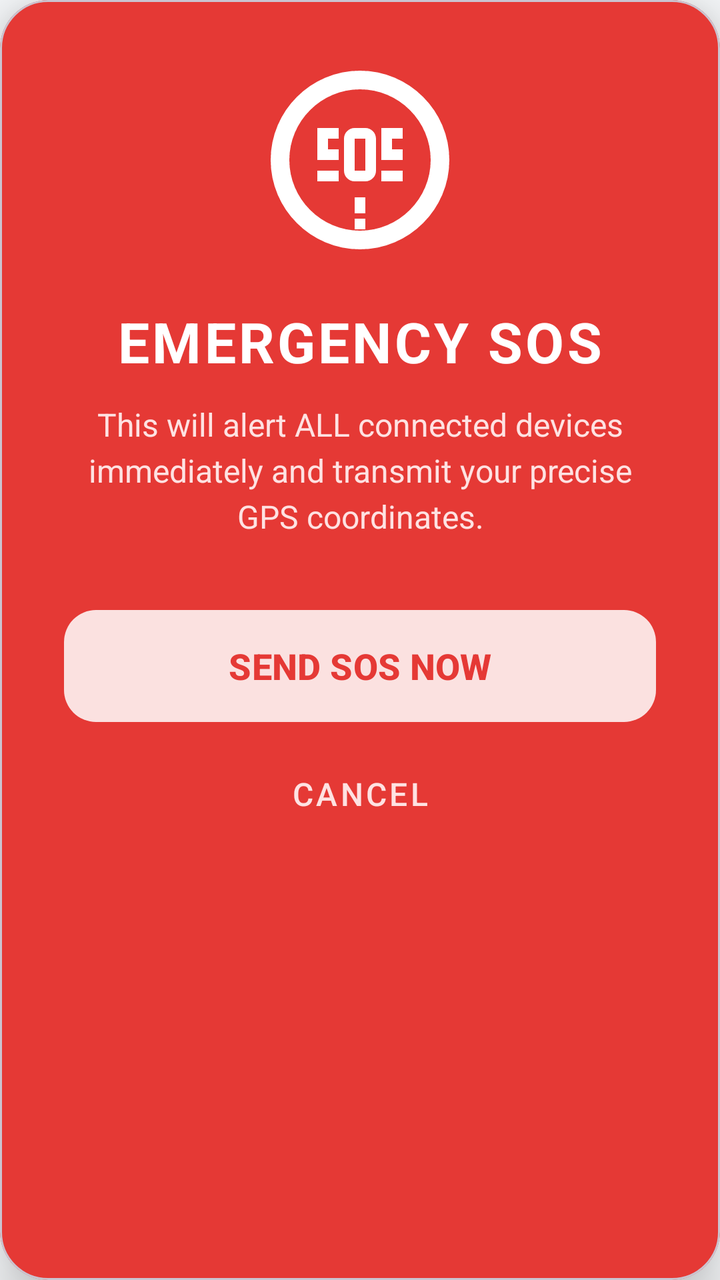
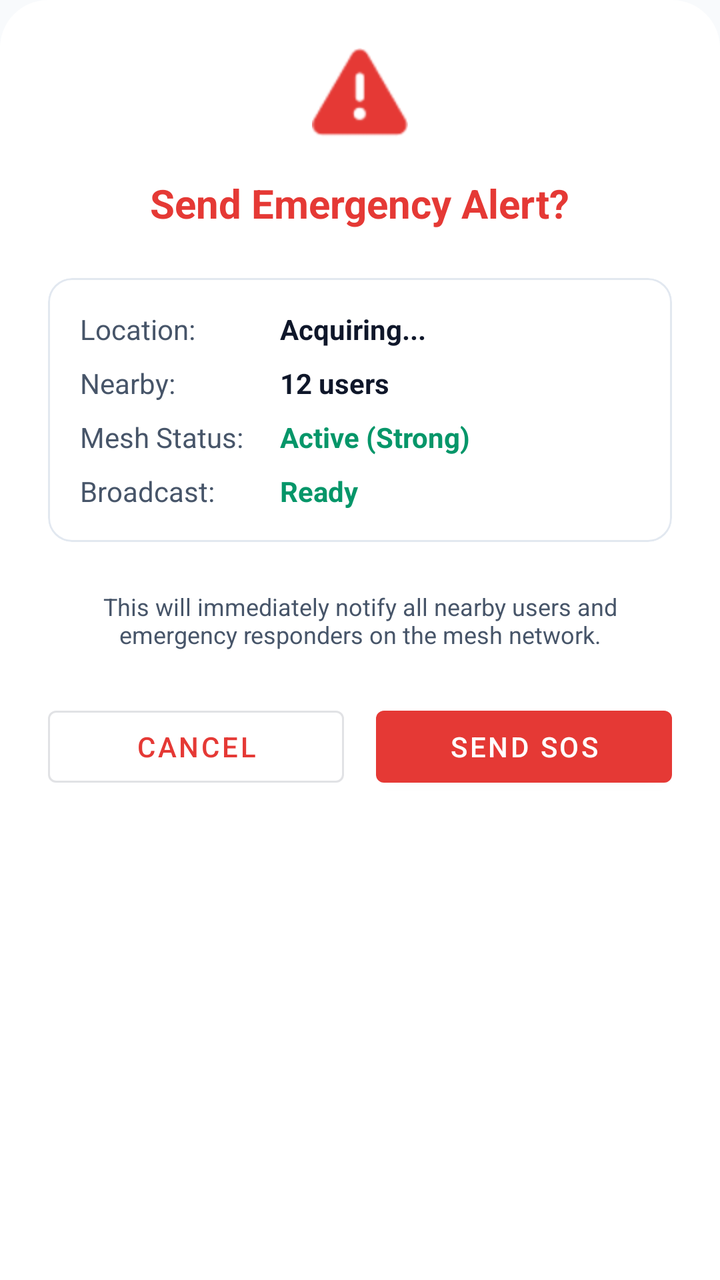

Screens rendered from an Android XML layout before and after an edit, with the pre-edit source and the edit as a unified diff.
<!-- AndroidManifest.xml: application theme Theme.DisasterComm -->
<!-- res/layout/dialog_sos_confirmation.xml -->
<?xml version="1.0" encoding="utf-8"?>
<com.google.android.material.card.MaterialCardView
    xmlns:android="http://schemas.android.com/apk/res/android"
    xmlns:app="http://schemas.android.com/apk/res-auto"
    android:layout_width="match_parent"
    android:layout_height="wrap_content"
    app:cardCornerRadius="24dp"
    app:cardElevation="16dp"
    app:cardBackgroundColor="@color/error">

    <LinearLayout
        android:layout_width="match_parent"
        android:layout_height="wrap_content"
        android:orientation="vertical"
        android:padding="32dp"
        android:gravity="center">

        
        <ImageView
            android:layout_width="96dp"
            android:layout_height="96dp"
            android:src="@drawable/ic_sos"
            app:tint="@color/white"
            android:contentDescription="Emergency"/>

        
        <TextView
            android:layout_width="wrap_content"
            android:layout_height="wrap_content"
            android:layout_marginTop="24dp"
            android:text="EMERGENCY SOS"
            android:textColor="@color/white"
            android:textSize="28sp"
            android:textStyle="bold"
            android:letterSpacing="0.05"/>

        
        <TextView
            android:layout_width="wrap_content"
            android:layout_height="wrap_content"
            android:layout_marginTop="12dp"
            android:text="This will alert ALL connected devices immediately and transmit your precise GPS coordinates."
            android:textColor="#FEE2E2"
            android:textSize="16sp"
            android:gravity="center"
            android:lineSpacingExtra="4dp"/>

        
        <TextView
            android:id="@+id/tvCountdown"
            android:layout_width="wrap_content"
            android:layout_height="wrap_content"
            android:layout_marginTop="24dp"
            android:text="SENDING IN 3..."
            android:textColor="@color/white"
            android:textSize="24sp"
            android:textStyle="bold"
            android:visibility="gone"/>

        
        <ProgressBar
            android:id="@+id/progressBar"
            style="?android:attr/progressBarStyleHorizontal"
            android:layout_width="match_parent"
            android:layout_height="8dp"
            android:layout_marginTop="16dp"
            android:progressTint="@color/white"
            android:progressBackgroundTint="#7F0000"
            android:max="100"
            android:visibility="gone"/>

        
        <LinearLayout
            android:layout_width="match_parent"
            android:layout_height="wrap_content"
            android:layout_marginTop="32dp"
            android:orientation="vertical"
            android:gravity="center">

            <com.google.android.material.button.MaterialButton
                android:id="@+id/btnConfirm"
                android:layout_width="match_parent"
                android:layout_height="64dp"
                android:text="SEND SOS NOW"
                android:textSize="18sp"
                android:textStyle="bold"
                app:backgroundTint="@color/white"
                android:textColor="@color/error"
                app:cornerRadius="16dp"/>

            <com.google.android.material.button.MaterialButton
                android:id="@+id/btnCancel"
                style="@style/Widget.MaterialComponents.Button.TextButton"
                android:layout_width="match_parent"
                android:layout_height="wrap_content"
                android:layout_marginTop="8dp"
                android:text="CANCEL"
                android:textSize="16sp"
                android:textColor="#FEE2E2"/>
        </LinearLayout>
    </LinearLayout>
</com.google.android.material.card.MaterialCardView>
<!-- resources referenced by this layout -->
<resources>
  <color name="error">#E53935</color>
  <color name="white">#FFFFFF</color>
  <!-- drawable ic_sos (drawable) -->
  <vector xmlns:android="http://schemas.android.com/apk/res/android"
      android:width="36dp"
      android:height="36dp"
      android:viewportWidth="36"
      android:viewportHeight="36">
      
      
      <path
          android:fillColor="#FFFFFF"
          android:pathData="M18,2C9.2,2 2,9.2 2,18s7.2,16 16,16 16,-7.2 16,-16S26.8,2 18,2zM18,32c-7.7,0 -14,-6.3 -14,-14S10.3,4 18,4s14,6.3 14,14S25.7,32 18,32z"
          android:strokeWidth="1.5"
          android:strokeColor="#FFFFFF"/>
      
      
      <path
          android:fillColor="#FFFFFF"
          android:pathData="M10,14 L10,12 L14,12 L14,14 L12,14 L12,16 L14,16 L14,18 L10,18 L10,20 L14,20 L14,22 L10,22z"/>
      
      <path
          android:fillColor="#FFFFFF"
          android:pathData="M15,14 C15,12.9 15.9,12 17,12 L19,12 C20.1,12 21,12.9 21,14 L21,20 C21,21.1 20.1,22 19,22 L17,22 C15.9,22 15,21.1 15,20z M17,14 L17,20 L19,20 L19,14z"/>
      
      <path
          android:fillColor="#FFFFFF"
          android:pathData="M22,14 L22,12 L26,12 L26,14 L24,14 L24,16 L26,16 L26,18 L22,18 L22,20 L26,20 L26,22 L22,22z"/>
      
      
      <path
          android:fillColor="#FFFFFF"
          android:pathData="M17,25 L19,25 L19,28 L17,28z M17,29 L19,29 L19,31 L17,31z"/>
  </vector>
  <style name="Theme.DisasterComm" parent="Theme.Material3.DayNight.NoActionBar">
          
          <item name="colorPrimary">@color/primary</item>
          <item name="colorPrimaryVariant">@color/primary_variant</item>
          <item name="colorOnPrimary">@color/text_on_primary</item>
          
          
          <item name="colorSecondary">@color/secondary</item>
          <item name="colorSecondaryVariant">@color/secondary_variant</item>
          <item name="colorOnSecondary">@color/white</item>
          
          
          <item name="android:windowBackground">@color/background</item>
          <item name="colorSurface">@color/surface</item>
          <item name="colorOnSurface">@color/text_primary</item>
          
          
          <item name="android:statusBarColor">@color/primary_variant</item>
          <item name="android:windowLightStatusBar">false</item>
      </style>
  <color name="primary">#E53935</color>
  <color name="primary_variant">#C62828</color>
  <color name="text_on_primary">#FFFFFF</color>
  <color name="secondary">#FF6B6B</color>
  <color name="secondary_variant">#D32F2F</color>
  <color name="background">#F8FAFC</color>
  <color name="surface">#FFFFFF</color>
  <color name="text_primary">#0F172A</color>
</resources>

<!-- the commit's change to res/layout/dialog_sos_confirmation.xml (unified diff, before → after) -->
@@ -1,102 +1,114 @@
 <?xml version="1.0" encoding="utf-8"?>
-<com.google.android.material.card.MaterialCardView
-    xmlns:android="http://schemas.android.com/apk/res/android"
+<LinearLayout xmlns:android="http://schemas.android.com/apk/res/android"
     xmlns:app="http://schemas.android.com/apk/res-auto"
     android:layout_width="match_parent"
     android:layout_height="wrap_content"
-    app:cardCornerRadius="24dp"
-    app:cardElevation="16dp"
-    app:cardBackgroundColor="@color/error">
+    android:orientation="vertical"
+    android:padding="24dp"
+    android:background="@drawable/bg_bottom_sheet">
+
+    <ImageView
+        android:layout_width="48dp"
+        android:layout_height="48dp"
+        android:src="@android:drawable/ic_dialog_alert"
+        app:tint="@color/error"
+        android:layout_gravity="center_horizontal"
+        android:layout_marginBottom="16dp"/>
+
+    <TextView
+        android:layout_width="wrap_content"
+        android:layout_height="wrap_content"
+        android:text="Send Emergency Alert?"
+        android:textSize="20sp"
+        android:textStyle="bold"
+        android:textColor="@color/error"
+        android:layout_gravity="center_horizontal"
+        android:layout_marginBottom="24dp"/>
+
+    <com.google.android.material.card.MaterialCardView
+        android:layout_width="match_parent"
+        android:layout_height="wrap_content"
+        android:layout_marginBottom="24dp"
+        app:cardCornerRadius="12dp"
+        app:cardElevation="0dp"
+        app:strokeWidth="1dp"
+        app:strokeColor="@color/surface_dim">
+        
+        <LinearLayout
+            android:layout_width="match_parent"
+            android:layout_height="wrap_content"
+            android:orientation="vertical"
+            android:padding="16dp">
+            
+            <LinearLayout
+                android:layout_width="match_parent"
+                android:layout_height="wrap_content"
+                android:orientation="horizontal"
+                android:layout_marginBottom="8dp">
+                <TextView android:layout_width="100dp" android:layout_height="wrap_content" android:text="Location:" android:textColor="@color/text_secondary"/>
+                <TextView android:id="@+id/tvSosLocation" android:layout_width="wrap_content" android:layout_height="wrap_content" android:text="Acquiring..." android:textColor="@color/text_primary" android:textStyle="bold"/>
+            </LinearLayout>
+
+            <LinearLayout
+                android:layout_width="match_parent"
+                android:layout_height="wrap_content"
+                android:orientation="horizontal"
+                android:layout_marginBottom="8dp">
+                <TextView android:layout_width="100dp" android:layout_height="wrap_content" android:text="Nearby:" android:textColor="@color/text_secondary"/>
+                <TextView android:id="@+id/tvSosNearby" android:layout_width="wrap_content" android:layout_height="wrap_content" android:text="12 users" android:textColor="@color/text_primary" android:textStyle="bold"/>
+            </LinearLayout>
+
+            <LinearLayout
+                android:layout_width="match_parent"
+                android:layout_height="wrap_content"
+                android:orientation="horizontal"
+                android:layout_marginBottom="8dp">
+                <TextView android:layout_width="100dp" android:layout_height="wrap_content" android:text="Mesh Status:" android:textColor="@color/text_secondary"/>
+                <TextView android:id="@+id/tvSosMesh" android:layout_width="wrap_content" android:layout_height="wrap_content" android:text="Active (Strong)" android:textColor="@color/success" android:textStyle="bold"/>
+            </LinearLayout>
+            
+            <LinearLayout
+                android:layout_width="match_parent"
+                android:layout_height="wrap_content"
+                android:orientation="horizontal">
+                <TextView android:layout_width="100dp" android:layout_height="wrap_content" android:text="Broadcast:" android:textColor="@color/text_secondary"/>
+                <TextView android:layout_width="wrap_content" android:layout_height="wrap_content" android:text="Ready" android:textColor="@color/success" android:textStyle="bold"/>
+            </LinearLayout>
+        </LinearLayout>
+    </com.google.android.material.card.MaterialCardView>
+
+    <TextView
+        android:layout_width="match_parent"
+        android:layout_height="wrap_content"
+        android:text="This will immediately notify all nearby users and emergency responders on the mesh network."
+        android:textColor="@color/text_secondary"
+        android:textSize="12sp"
+        android:textAlignment="center"
+        android:layout_marginBottom="24dp"/>
 
     <LinearLayout
         android:layout_width="match_parent"
         android:layout_height="wrap_content"
-        android:orientation="vertical"
-        android:padding="32dp"
-        android:gravity="center">
+        android:orientation="horizontal">
+        
+        <com.google.android.material.button.MaterialButton
+            android:id="@+id/btnCancelSos"
+            android:layout_width="0dp"
+            android:layout_height="wrap_content"
+            android:layout_weight="1"
+            android:layout_marginEnd="8dp"
+            android:text="Cancel"
+            style="@style/Widget.MaterialComponents.Button.OutlinedButton"/>
 
-        
-        <ImageView
-            android:layout_width="96dp"
-            android:layout_height="96dp"
-            android:src="@drawable/ic_sos"
-            app:tint="@color/white"
-            android:contentDescription="Emergency"/>
-
-        
-        <TextView
-            android:layout_width="wrap_content"
+        <com.google.android.material.button.MaterialButton
+            android:id="@+id/btnConfirmSos"
+            android:layout_width="0dp"
             android:layout_height="wrap_content"
-            android:layout_marginTop="24dp"
-            android:text="EMERGENCY SOS"
+            android:layout_weight="1"
+            android:layout_marginStart="8dp"
+            android:text="SEND SOS"
+            app:backgroundTint="@color/error"
             android:textColor="@color/white"
-            android:textSize="28sp"
-            android:textStyle="bold"
-            android:letterSpacing="0.05"/>
-
-        
-        <TextView
-            android:layout_width="wrap_content"
-            android:layout_height="wrap_content"
-            android:layout_marginTop="12dp"
-            android:text="This will alert ALL connected devices immediately and transmit your precise GPS coordinates."
-            android:textColor="#FEE2E2"
-            android:textSize="16sp"
-            android:gravity="center"
-            android:lineSpacingExtra="4dp"/>
-
-        
-        <TextView
-            android:id="@+id/tvCountdown"
-            android:layout_width="wrap_content"
-            android:layout_height="wrap_content"
-            android:layout_marginTop="24dp"
-            android:text="SENDING IN 3..."
-            android:textColor="@color/white"
-            android:textSize="24sp"
-            android:textStyle="bold"
-            android:visibility="gone"/>
-
-        
-        <ProgressBar
-            android:id="@+id/progressBar"
-            style="?android:attr/progressBarStyleHorizontal"
-            android:layout_width="match_parent"
-            android:layout_height="8dp"
-            android:layout_marginTop="16dp"
-            android:progressTint="@color/white"
-            android:progressBackgroundTint="#7F0000"
-            android:max="100"
-            android:visibility="gone"/>
-
-        
-        <LinearLayout
-            android:layout_width="match_parent"
-            android:layout_height="wrap_content"
-            android:layout_marginTop="32dp"
-            android:orientation="vertical"
-            android:gravity="center">
-
-            <com.google.android.material.button.MaterialButton
-                android:id="@+id/btnConfirm"
-                android:layout_width="match_parent"
-                android:layout_height="64dp"
-                android:text="SEND SOS NOW"
-                android:textSize="18sp"
-                android:textStyle="bold"
-                app:backgroundTint="@color/white"
-                android:textColor="@color/error"
-                app:cornerRadius="16dp"/>
-
-            <com.google.android.material.button.MaterialButton
-                android:id="@+id/btnCancel"
-                style="@style/Widget.MaterialComponents.Button.TextButton"
-                android:layout_width="match_parent"
-                android:layout_height="wrap_content"
-                android:layout_marginTop="8dp"
-                android:text="CANCEL"
-                android:textSize="16sp"
-                android:textColor="#FEE2E2"/>
-        </LinearLayout>
+            style="@style/Widget.MaterialComponents.Button"/>
     </LinearLayout>
-</com.google.android.material.card.MaterialCardView>
+</LinearLayout>
<!-- resource entries referenced after the edit -->
@@ -1,39 +1,22 @@
 <!-- resources referenced by this layout -->
 <resources>
   <color name="error">#E53935</color>
+  <color name="success">#059669</color>
+  <color name="surface_dim">#E2E8F0</color>
   <color name="white">#FFFFFF</color>
-  <!-- drawable ic_sos (drawable) -->
-  <vector xmlns:android="http://schemas.android.com/apk/res/android"
-      android:width="36dp"
-      android:height="36dp"
-      android:viewportWidth="36"
-      android:viewportHeight="36">
-      
-      
-      <path
-          android:fillColor="#FFFFFF"
-          android:pathData="M18,2C9.2,2 2,9.2 2,18s7.2,16 16,16 16,-7.2 16,-16S26.8,2 18,2zM18,32c-7.7,0 -14,-6.3 -14,-14S10.3,4 18,4s14,6.3 14,14S25.7,32 18,32z"
-          android:strokeWidth="1.5"
-          android:strokeColor="#FFFFFF"/>
-      
-      
-      <path
-          android:fillColor="#FFFFFF"
-          android:pathData="M10,14 L10,12 L14,12 L14,14 L12,14 L12,16 L14,16 L14,18 L10,18 L10,20 L14,20 L14,22 L10,22z"/>
-      
-      <path
-          android:fillColor="#FFFFFF"
-          android:pathData="M15,14 C15,12.9 15.9,12 17,12 L19,12 C20.1,12 21,12.9 21,14 L21,20 C21,21.1 20.1,22 19,22 L17,22 C15.9,22 15,21.1 15,20z M17,14 L17,20 L19,20 L19,14z"/>
-      
-      <path
-          android:fillColor="#FFFFFF"
-          android:pathData="M22,14 L22,12 L26,12 L26,14 L24,14 L24,16 L26,16 L26,18 L22,18 L22,20 L26,20 L26,22 L22,22z"/>
-      
-      
-      <path
-          android:fillColor="#FFFFFF"
-          android:pathData="M17,25 L19,25 L19,28 L17,28z M17,29 L19,29 L19,31 L17,31z"/>
-  </vector>
+  <!-- drawable bg_bottom_sheet (drawable) -->
+  <?xml version="1.0" encoding="utf-8"?>
+  <shape xmlns:android="http://schemas.android.com/apk/res/android">
+      <solid android:color="@color/surface" />
+      <corners
+          android:topLeftRadius="24dp"
+          android:topRightRadius="24dp" />
+      <padding
+          android:bottom="0dp"
+          android:left="0dp"
+          android:right="0dp"
+          android:top="0dp" />
+  </shape>
   <style name="Theme.DisasterComm" parent="Theme.Material3.DayNight.NoActionBar">
           
           <item name="colorPrimary">@color/primary</item>
@@ -53,6 +36,9 @@
           
           <item name="android:statusBarColor">@color/primary_variant</item>
           <item name="android:windowLightStatusBar">false</item>
+          
+          
+          <item name="elevationOverlayEnabled">false</item>
       </style>
   <color name="primary">#E53935</color>
   <color name="primary_variant">#C62828</color>
@@ -62,5 +48,6 @@
   <color name="background">#F8FAFC</color>
   <color name="surface">#FFFFFF</color>
   <color name="text_primary">#0F172A</color>
+  <color name="text_secondary">#475569</color>
 </resources>
 
